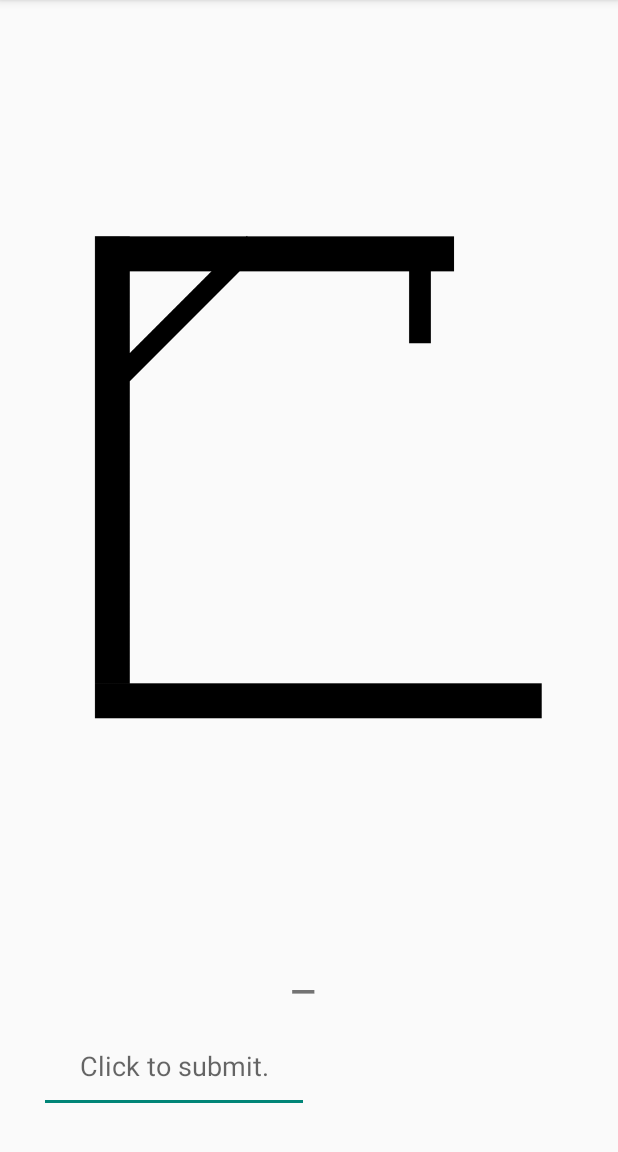
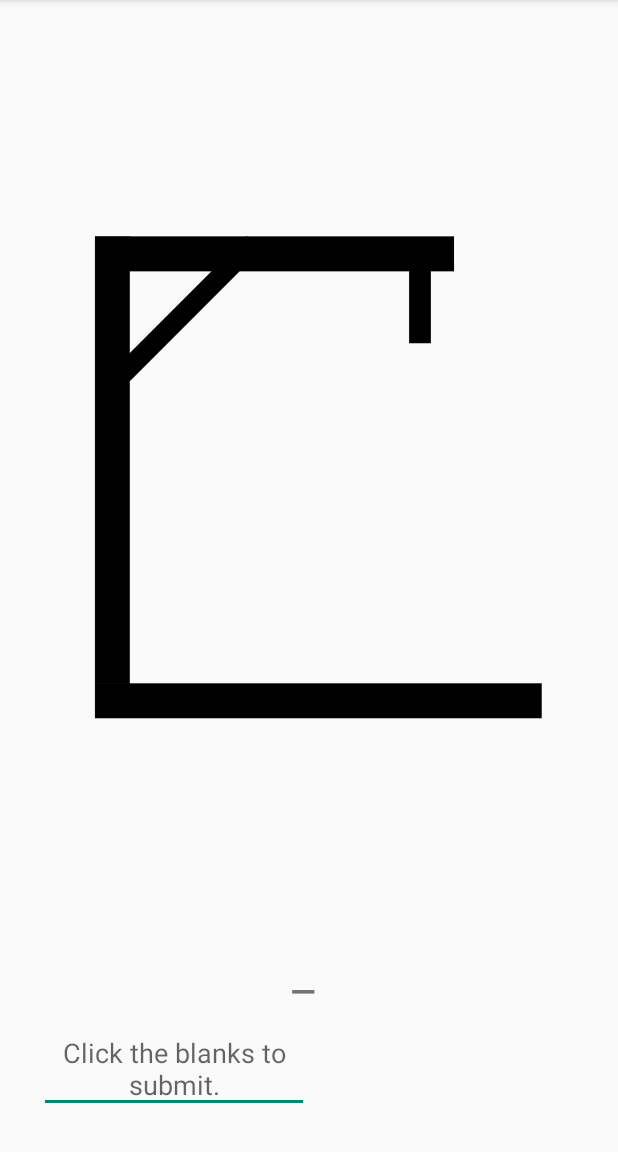
Before and after one commit to josephmoyer/Hangman-Android, an Android app: the screen it shows after launch (MainActivity), on a phone screen of 412 x 824 dp, the part 84-1236 px from its top. Run offline under Robolectric (Android 15) with nearby library versions, the phone set to English and light mode, and no system bars; libraries missing offline, so code that uses them is left out: com.andreabaccega.widget; plain views replace FormEditText; 2 statements that could not run were skipped.

```diff
--- a/app/src/main/AndroidManifest.xml
+++ b/app/src/main/AndroidManifest.xml
@@ -11,7 +11,8 @@
             android:name="com.github.darthjoey91.hangman.MainActivity"
             android:label="@string/app_name"
             android:screenOrientation="portrait"
-            android:configChanges="orientation|keyboardHidden">
+            android:configChanges="orientation|keyboardHidden"
+            android:windowSoftInputMode="adjustResize">
             <intent-filter>
                 <action android:name="android.intent.action.MAIN" />
 
--- a/app/src/main/res/layout/fragment_main.xml
+++ b/app/src/main/res/layout/fragment_main.xml
@@ -22,7 +22,6 @@
         android:layout_height="wrap_content"
         android:textSize="15pt"
         android:id="@+id/the_word"
-        android:text="_ _ _ _ _ _ _ _ _ _ _ _ _ _ _ "
         android:gravity="center"/>
     <LinearLayout
         android:layout_width="match_parent"
--- a/app/src/main/res/values/strings.xml
+++ b/app/src/main/res/values/strings.xml
@@ -4,7 +4,7 @@
     <string name="app_name">Hangman</string>
     <string name="hello_world">Hello world!</string>
     <string name="action_settings">Settings</string>
-    <string name="hint">Click to submit.</string>
+    <string name="hint">Click the blanks to submit.</string>
     <string name="test_error">Only one letter.</string>
     <string name="empty_error">You forgot a letter.</string>
     <string name="game_over">Game Over</string>
```
